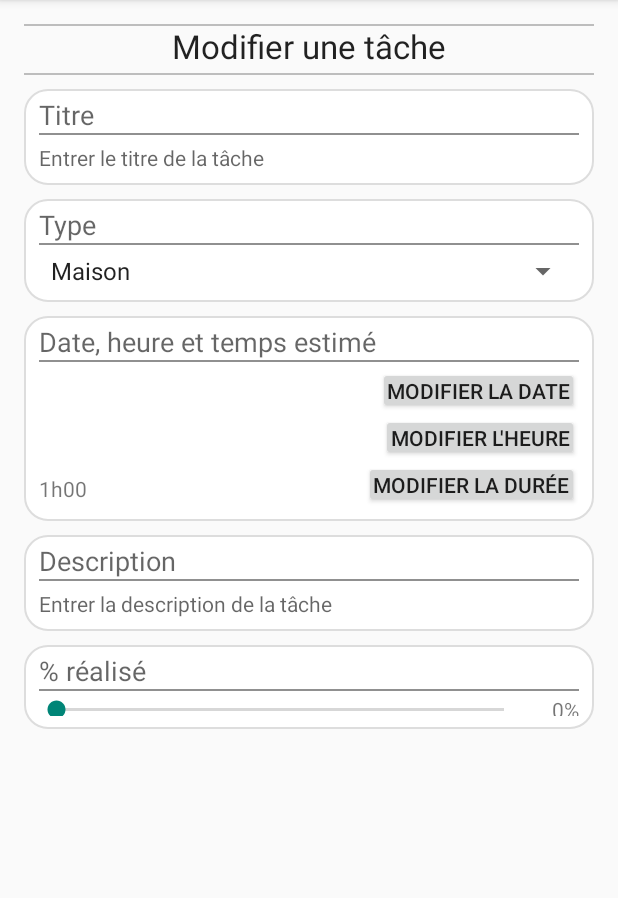
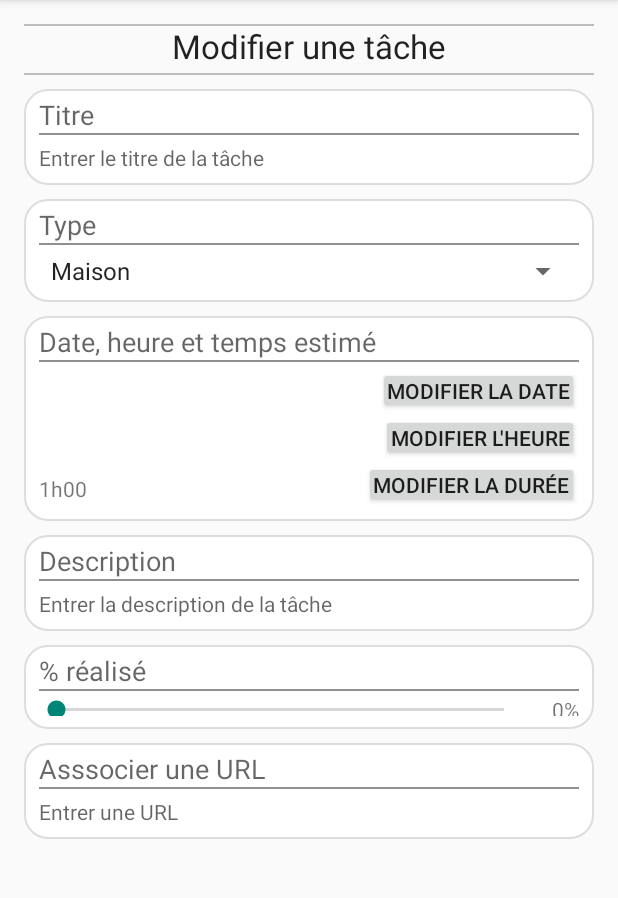
Before and after one commit to Naeoth/Done, an Android app: the UpdateTaskActivity screen opened directly, with no data from a screen before it, on a phone screen of 412 x 824 dp, the part 84-982 px from its top. Run offline under Robolectric (Android 15) with nearby library versions, the phone set to English and light mode, and no system bars; 8 statements that could not run were skipped.

Commit message:
New version

```diff
--- a/app/src/main/res/layout/activity_add_task.xml
+++ b/app/src/main/res/layout/activity_add_task.xml
@@ -250,7 +250,7 @@
                 <TextView
                     android:id="@+id/value_progressBar_addTask"
                     android:layout_width="wrap_content"
-                    android:layout_height="match_parent"
+                    android:layout_height="wrap_content"
                     android:layout_alignParentEnd="true"
                     android:layout_centerVertical="true"
                     android:text="@string/default_value_progressBar_view_add_task" />
@@ -264,7 +264,43 @@
                     android:paddingStart="11dp"
                     android:paddingEnd="50dp"
                     android:layout_marginBottom="10dp"/>
+
             </RelativeLayout>
+
+        </RelativeLayout>
+
+        <RelativeLayout
+            android:id="@+id/layout_url_addTask"
+            android:layout_width="match_parent"
+            android:layout_height="wrap_content"
+            android:layout_below="@+id/layout_percent_addTask"
+            android:layout_marginTop="@dimen/space_between_field"
+            android:background="@drawable/rounded_corner">
+
+            <TextView
+                android:id="@+id/url_addTask"
+                android:text="@string/url_view_add_task"
+                android:layout_width="match_parent"
+                android:layout_height="wrap_content"
+                android:textAppearance="?android:attr/textAppearanceMedium"/>
+
+            <View
+                android:id="@+id/line_url_addTask"
+                android:layout_height="1dp"
+                android:background="#909090"
+                android:layout_width="wrap_content"
+                android:layout_below="@+id/url_addTask"/>
+
+            <EditText
+                android:id="@+id/input_url_addTask"
+                android:hint="@string/hint_input_url_view_add_task"
+                android:background="@drawable/edit_text_design"
+                android:layout_width="match_parent"
+                android:layout_height="wrap_content"
+                android:layout_below="@+id/line_url_addTask"
+                android:singleLine="true"
+                android:textAppearance="?android:attr/textAppearanceSmall"
+                android:layout_marginTop="5dp"/>
 
         </RelativeLayout>
 
--- a/app/src/main/res/values/strings.xml
+++ b/app/src/main/res/values/strings.xml
@@ -2,6 +2,7 @@
 <resources>
 
     <string name="app_name">Done</string>
+    <string name="text_action_add">Ajouter une tâche</string>
 
     <string name="text_action_done">Valider</string>
     <string name="text_action_cancel">Annuler</string>
@@ -24,6 +25,8 @@
     <string name="hint_input_description_view_add_task">Entrer la description de la tâche</string>
     <string name="percent_view_add_task">% réalisé</string>
     <string name="default_value_progressBar_view_add_task">0%</string>
+    <string name="url_view_add_task">Asssocier une URL</string>
+    <string name="hint_input_url_view_add_task">Entrer une URL</string>
     <string name="emptyTitle_messageError">Veuillez entrer un nom de tâche</string>
 
     <string name="button_select_view">Sélectionner</string>
@@ -32,5 +35,6 @@
     <string name="m_view_input_duration">min</string>
 
     <string name="title_view_update_task">Modifier une tâche</string>
+    <string name="title_view_list_task">Liste des tâches</string>
 
 </resources>
```
Also changed, not shown: app/src/main/java/com/alexis/done/view/activities/MainActivity.java (+2 -12 lines), app/src/main/res/layout/activity_main.xml (+33 -2 lines), app/src/main/res/menu/menu_main.xml (+14 -3 lines).
